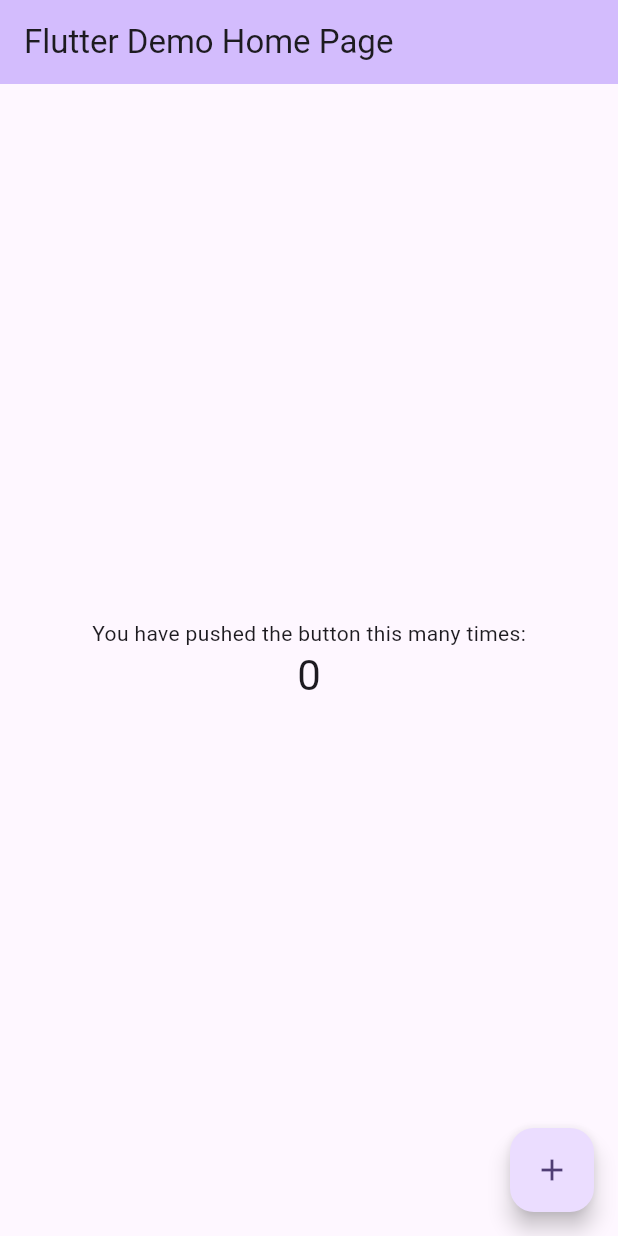
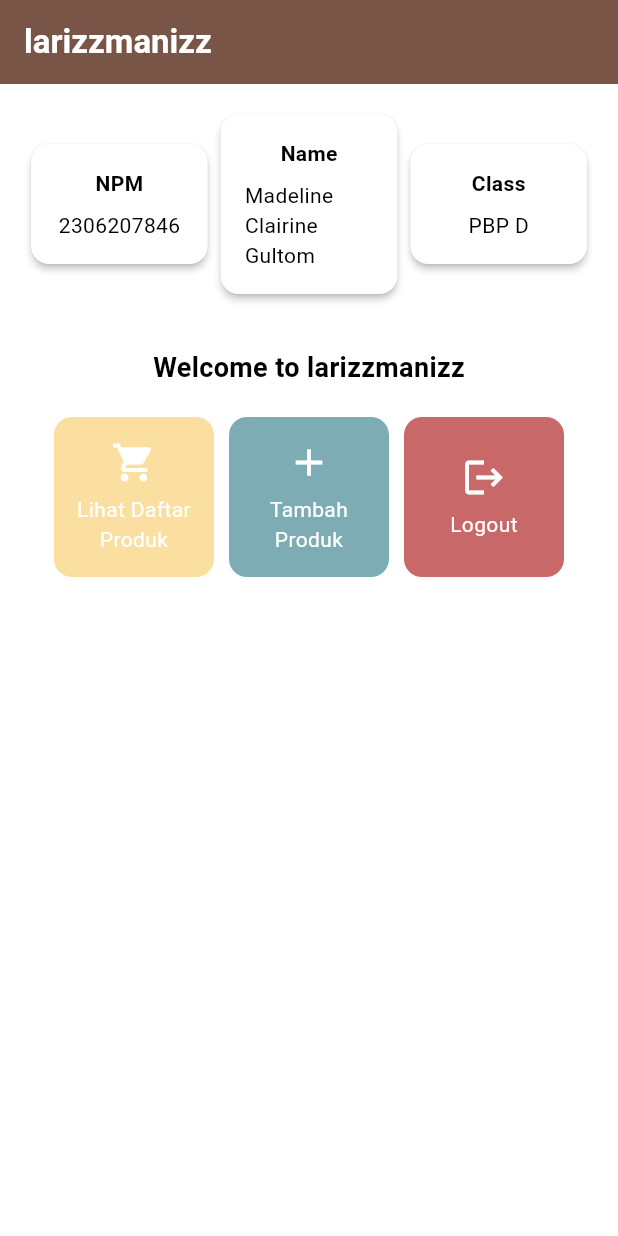
Before and after one commit to mdlnecg/larizzmanizz-mobile, a Flutter app: the screen it shows after launch, on a phone screen of 412 x 824 dp. Run offline on Flutter 3.47's test engine with Material 3 defaults, Android fonts, the phone set to English and light mode, and no system bars.

Commit message:
Updates for Tugas 7

```diff
--- a/lib/main.dart
+++ b/lib/main.dart
@@ -1,4 +1,5 @@
 import 'package:flutter/material.dart';
+import 'package:larizzmanizz/menu.dart';
 
 void main() {
   runApp(const MyApp());
@@ -7,119 +8,17 @@
 class MyApp extends StatelessWidget {
   const MyApp({super.key});
 
-  // This widget is the root of your application.
   @override
   Widget build(BuildContext context) {
     return MaterialApp(
-      title: 'Flutter Demo',
+      title: 'larizzmanizz',
       theme: ThemeData(
-        // This is the theme of your application.
-        //
-        // TRY THIS: Try running your application with "flutter run". You'll see
-        // the application has a purple toolbar. Then, without quitting the app,
-        // try changing the seedColor in the colorScheme below to Colors.green
-        // and then invoke "hot reload" (save your changes or press the "hot
-        // reload" button in a Flutter-supported IDE, or press "r" if you used
-        // the command line to start the app).
-        //
-        // Notice that the counter didn't reset back to zero; the application
-        // state is not lost during the reload. To reset the state, use hot
-        // restart instead.
-        //
-        // This works for code too, not just values: Most code changes can be
-        // tested with just a hot reload.
-        colorScheme: ColorScheme.fromSeed(seedColor: Colors.deepPurple),
+         colorScheme: ColorScheme.fromSwatch(
+                primarySwatch: Colors.brown,
+          ).copyWith(secondary: Colors.brown[600]),
         useMaterial3: true,
       ),
-      home: const MyHomePage(title: 'Flutter Demo Home Page'),
+      home: MyHomePage(),
     );
   }
 }
-
-class MyHomePage extends StatefulWidget {
-  const MyHomePage({super.key, required this.title});
-
-  // This widget is the home page of your application. It is stateful, meaning
-  // that it has a State object (defined below) that contains fields that affect
-  // how it looks.
-
-  // This class is the configuration for the state. It holds the values (in this
-  // case the title) provided by the parent (in this case the App widget) and
-  // used by the build method of the State. Fields in a Widget subclass are
-  // always marked "final".
-
-  final String title;
-
-  @override
-  State<MyHomePage> createState() => _MyHomePageState();
-}
-
-class _MyHomePageState extends State<MyHomePage> {
-  int _counter = 0;
-
-  void _incrementCounter() {
-    setState(() {
-      // This call to setState tells the Flutter framework that something has
-      // changed in this State, which causes it to rerun the build method below
-      // so that the display can reflect the updated values. If we changed
-      // _counter without calling setState(), then the build method would not be
-      // called again, and so nothing would appear to happen.
-      _counter++;
-    });
-  }
-
-  @override
-  Widget build(BuildContext context) {
-    // This method is rerun every time setState is called, for instance as done
-    // by the _incrementCounter method above.
-    //
-    // The Flutter framework has been optimized to make rerunning build methods
-    // fast, so that you can just rebuild anything that needs updating rather
-    // than having to individually change instances of widgets.
-    return Scaffold(
-      appBar: AppBar(
-        // TRY THIS: Try changing the color here to a specific color (to
-        // Colors.amber, perhaps?) and trigger a hot reload to see the AppBar
-        // change color while the other colors stay the same.
-        backgroundColor: Theme.of(context).colorScheme.inversePrimary,
-        // Here we take the value from the MyHomePage object that was created by
-        // the App.build method, and use it to set our appbar title.
-        title: Text(widget.title),
-      ),
-      body: Center(
-        // Center is a layout widget. It takes a single child and positions it
-        // in the middle of the parent.
-        child: Column(
-          // Column is also a layout widget. It takes a list of children and
-          // arranges them vertically. By default, it sizes itself to fit its
-          // children horizontally, and tries to be as tall as its parent.
-          //
-          // Column has various properties to control how it sizes itself and
-          // how it positions its children. Here we use mainAxisAlignment to
-          // center the children vertically; the main axis here is the vertical
-          // axis because Columns are vertical (the cross axis would be
-          // horizontal).
-          //
-          // TRY THIS: Invoke "debug painting" (choose the "Toggle Debug Paint"
-          // action in the IDE, or press "p" in the console), to see the
-          // wireframe for each widget.
-          mainAxisAlignment: MainAxisAlignment.center,
-          children: <Widget>[
-            const Text(
-              'You have pushed the button this many times:',
-            ),
-            Text(
-              '$_counter',
-              style: Theme.of(context).textTheme.headlineMedium,
-            ),
-          ],
-        ),
-      ),
-      floatingActionButton: FloatingActionButton(
-        onPressed: _incrementCounter,
-        tooltip: 'Increment',
-        child: const Icon(Icons.add),
-      ), // This trailing comma makes auto-formatting nicer for build methods.
-    );
-  }
-}
--- /dev/null
+++ b/lib/menu.dart
@@ -0,0 +1,163 @@
+import 'package:flutter/material.dart';
+
+class MyHomePage extends StatelessWidget {
+    final String npm = '2306207846';
+    final String name = 'Madeline Clairine Gultom';
+    final String className = 'PBP D';
+    MyHomePage({super.key});
+
+    @override
+  Widget build(BuildContext context) {
+    return Scaffold(
+      appBar: AppBar(
+        title: const Text(
+          'larizzmanizz',
+          style: TextStyle(
+            color: Colors.white,
+            fontWeight: FontWeight.bold,
+          ),
+        ),
+        backgroundColor: Theme.of(context).colorScheme.primary,
+      ),
+      body: Padding(
+        padding: const EdgeInsets.all(16.0),
+        child: Column(
+          crossAxisAlignment: CrossAxisAlignment.center,
+          children: [
+            Row(
+              mainAxisAlignment: MainAxisAlignment.spaceEvenly,
+              children: [
+                InfoCard(title: 'NPM', content: npm),
+                InfoCard(title: 'Name', content: name),
+                InfoCard(title: 'Class', content: className),
+              ],
+            ),
+
+            const SizedBox(height: 16.0),
+
+            Center(
+              child: Column(
+
+                children: [
+                  const Padding(
+                    padding: EdgeInsets.only(top: 16.0),
+                    child: Text(
+                      'Welcome to larizzmanizz',
+                      style: TextStyle(
+                        fontWeight: FontWeight.bold,
+                        fontSize: 18.0,
+                      ),
+                    ),
+                  ),
+
+                  GridView.count(
+                    primary: true,
+                    padding: const EdgeInsets.all(20),
+                    crossAxisSpacing: 10,
+                    mainAxisSpacing: 10,
+                    crossAxisCount: 3,
+                    shrinkWrap: true,
+
+                    children: items.map((ItemHomepage item) {
+                      return ItemCard(item);
+                    }).toList(),
+                  ),
+                ],
+              ),
+            ),
+          ],
+        ),
+      ),
+    );
+  }
+
+    final List<ItemHomepage> items = [
+        ItemHomepage("Lihat Daftar Produk", Icons.shopping_cart, const Color(0xFFFADFA1)),
+        ItemHomepage("Tambah Produk", Icons.add, const Color(0xFF7EACB5)),
+        ItemHomepage("Logout", Icons.logout, const Color(0xFFC96868)),
+    ];
+}
+
+
+class InfoCard extends StatelessWidget {
+
+  final String title;
+  final String content;
+
+  const InfoCard({super.key, required this.title, required this.content});
+
+  @override
+  Widget build(BuildContext context) {
+    return Card(
+      elevation: 2.0,
+      child: Container(
+        width: MediaQuery.of(context).size.width / 3.5,
+        padding: const EdgeInsets.all(16.0),
+        child: Column(
+          children: [
+            Text(
+              title,
+              style: const TextStyle(fontWeight: FontWeight.bold),
+            ),
+            const SizedBox(height: 8.0),
+            Text(content),
+          ],
+        ),
+      ),
+    );
+  }
+}
+
+class ItemHomepage {
+     final String name;
+     final IconData icon;
+     final Color color;
+
+     ItemHomepage(this.name, this.icon, this.color);
+ }
+
+ class ItemCard extends StatelessWidget {
+
+  final ItemHomepage item;
+
+  const ItemCard(this.item, {super.key});
+
+  @override
+  Widget build(BuildContext context) {
+    return Material(
+      color: item.color,
+      borderRadius: BorderRadius.circular(12),
+
+      child: InkWell(
+        onTap: () {
+          ScaffoldMessenger.of(context)
+            ..hideCurrentSnackBar()
+            ..showSnackBar(
+              SnackBar(content: Text("Kamu telah menekan tombol ${item.name}!"))
+            );
+        },
+        child: Container(
+          padding: const EdgeInsets.all(8),
+          child: Center(
+            child: Column(
+              mainAxisAlignment: MainAxisAlignment.center,
+              children: [
+                Icon(
+                  item.icon,
+                  color: Colors.white,
+                  size: 30.0,
+                ),
+                const Padding(padding: EdgeInsets.all(3)),
+                Text(
+                  item.name,
+                  textAlign: TextAlign.center,
+                  style: const TextStyle(color: Colors.white),
+                ),
+              ],
+            ),
+          ),
+        ),
+      ),
+    );
+  }
+}
```
